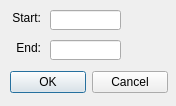
x64dbg/x64dbg, file src/gui/Src/Gui/ExceptionRangeDialog.ui: the form before one commit.
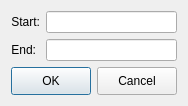
The form after the commit.

Commit message: Fixed more windows when using ultra large font

```diff
--- a/src/gui/Src/Gui/ExceptionRangeDialog.ui
+++ b/src/gui/Src/Gui/ExceptionRangeDialog.ui
@@ -13,69 +13,11 @@
   <property name="windowTitle">
    <string>Range</string>
   </property>
-  <widget class="QLineEdit" name="editStart">
-   <property name="geometry">
-    <rect>
-     <x>50</x>
-     <y>10</y>
-     <width>71</width>
-     <height>20</height>
-    </rect>
-   </property>
-   <property name="font">
-    <font>
-     <family>Courier New</family>
-    </font>
-   </property>
-   <property name="inputMask">
-    <string/>
-   </property>
-   <property name="text">
-    <string/>
-   </property>
-   <property name="maxLength">
-    <number>8</number>
-   </property>
-   <property name="alignment">
-    <set>Qt::AlignCenter</set>
-   </property>
-  </widget>
-  <widget class="QLineEdit" name="editEnd">
-   <property name="geometry">
-    <rect>
-     <x>50</x>
-     <y>40</y>
-     <width>71</width>
-     <height>20</height>
-    </rect>
-   </property>
-   <property name="font">
-    <font>
-     <family>Courier New</family>
-    </font>
-   </property>
-   <property name="inputMask">
-    <string/>
-   </property>
-   <property name="text">
-    <string/>
-   </property>
-   <property name="maxLength">
-    <number>8</number>
-   </property>
-   <property name="alignment">
-    <set>Qt::AlignCenter</set>
-   </property>
-  </widget>
+  <layout class="QVBoxLayout" name="verticalLayout">
+   <item>
+    <layout class="QGridLayout" name="gridLayout">
+     <item row="0" column="0">
   <widget class="QLabel" name="lblStart">
-   <property name="geometry">
-    <rect>
-     <x>10</x>
-     <y>10</y>
-     <width>31</width>
-     <height>16</height>
-    </rect>
-   </property>
    <property name="sizePolicy">
     <sizepolicy hsizetype="Fixed" vsizetype="Preferred">
      <horstretch>0</horstretch>
@@ -89,15 +31,9 @@
     <set>Qt::AlignRight|Qt::AlignTrailing|Qt::AlignVCenter</set>
    </property>
   </widget>
+     </item>
+     <item row="1" column="0">
   <widget class="QLabel" name="lblEnd">
-   <property name="geometry">
-    <rect>
-     <x>10</x>
-     <y>40</y>
-     <width>31</width>
-     <height>16</height>
-    </rect>
-   </property>
    <property name="sizePolicy">
     <sizepolicy hsizetype="Fixed" vsizetype="Preferred">
      <horstretch>0</horstretch>
@@ -111,18 +47,73 @@
     <set>Qt::AlignRight|Qt::AlignTrailing|Qt::AlignVCenter</set>
    </property>
   </widget>
-  <widget class="QWidget" name="layoutWidget">
-   <property name="geometry">
-    <rect>
-     <x>10</x>
-     <y>70</y>
-     <width>158</width>
-     <height>25</height>
-    </rect>
-   </property>
+     </item>
+     <item row="1" column="1">
+      <widget class="QLineEdit" name="editEnd">
+       <property name="sizePolicy">
+        <sizepolicy hsizetype="Expanding" vsizetype="Preferred">
+         <horstretch>0</horstretch>
+         <verstretch>0</verstretch>
+        </sizepolicy>
+       </property>
+       <property name="font">
+        <font>
+         <family>Courier New</family>
+        </font>
+       </property>
+       <property name="inputMask">
+        <string/>
+       </property>
+       <property name="text">
+        <string/>
+       </property>
+       <property name="maxLength">
+        <number>8</number>
+       </property>
+       <property name="alignment">
+        <set>Qt::AlignCenter</set>
+       </property>
+      </widget>
+     </item>
+     <item row="0" column="1">
+      <widget class="QLineEdit" name="editStart">
+       <property name="sizePolicy">
+        <sizepolicy hsizetype="Expanding" vsizetype="Preferred">
+         <horstretch>0</horstretch>
+         <verstretch>0</verstretch>
+        </sizepolicy>
+       </property>
+       <property name="font">
+        <font>
+         <family>Courier New</family>
+        </font>
+       </property>
+       <property name="inputMask">
+        <string/>
+       </property>
+       <property name="text">
+        <string/>
+       </property>
+       <property name="maxLength">
+        <number>8</number>
+       </property>
+       <property name="alignment">
+        <set>Qt::AlignCenter</set>
+       </property>
+      </widget>
+     </item>
+    </layout>
+   </item>
+   <item>
    <layout class="QHBoxLayout" name="layoutButtons">
     <item>
      <widget class="QPushButton" name="btnOk">
+       <property name="sizePolicy">
+        <sizepolicy hsizetype="Minimum" vsizetype="Preferred">
+         <horstretch>0</horstretch>
+         <verstretch>0</verstretch>
+        </sizepolicy>
+       </property>
       <property name="text">
        <string>OK</string>
       </property>
@@ -133,13 +124,20 @@
     </item>
     <item>
      <widget class="QPushButton" name="btnCancel">
+       <property name="sizePolicy">
+        <sizepolicy hsizetype="Minimum" vsizetype="Preferred">
+         <horstretch>0</horstretch>
+         <verstretch>0</verstretch>
+        </sizepolicy>
+       </property>
       <property name="text">
        <string>Cancel</string>
       </property>
      </widget>
     </item>
    </layout>
-  </widget>
+   </item>
+  </layout>
  </widget>
  <resources/>
  <connections>
```
Lines whose indentation alone changed are shown as unchanged. The commit also changes 11 other files.
